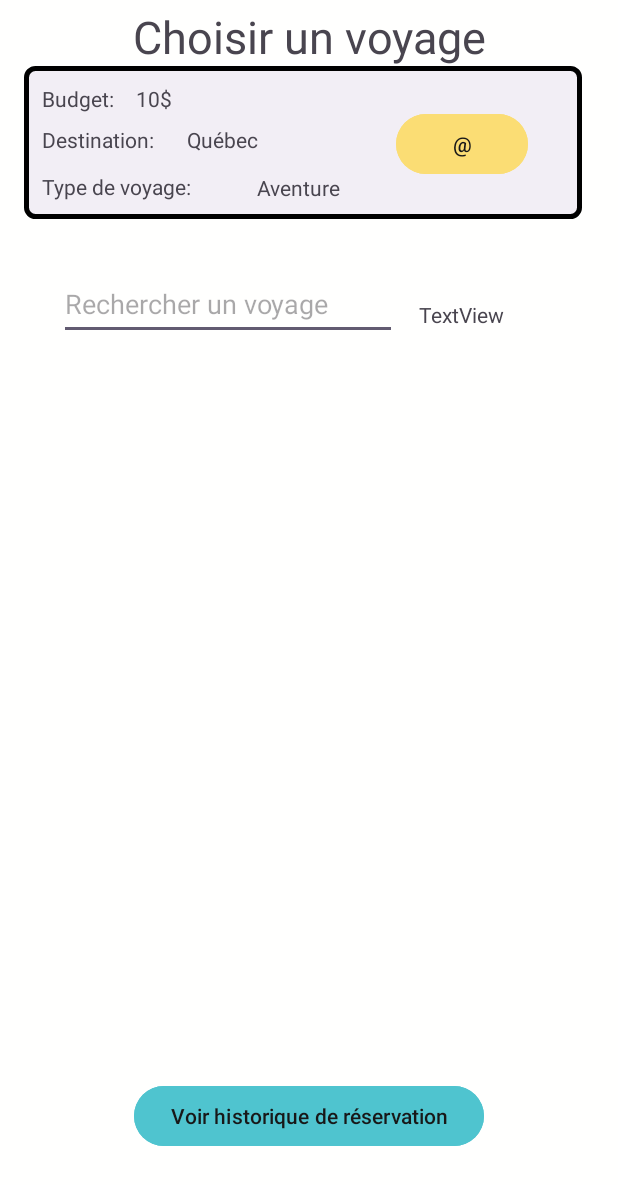
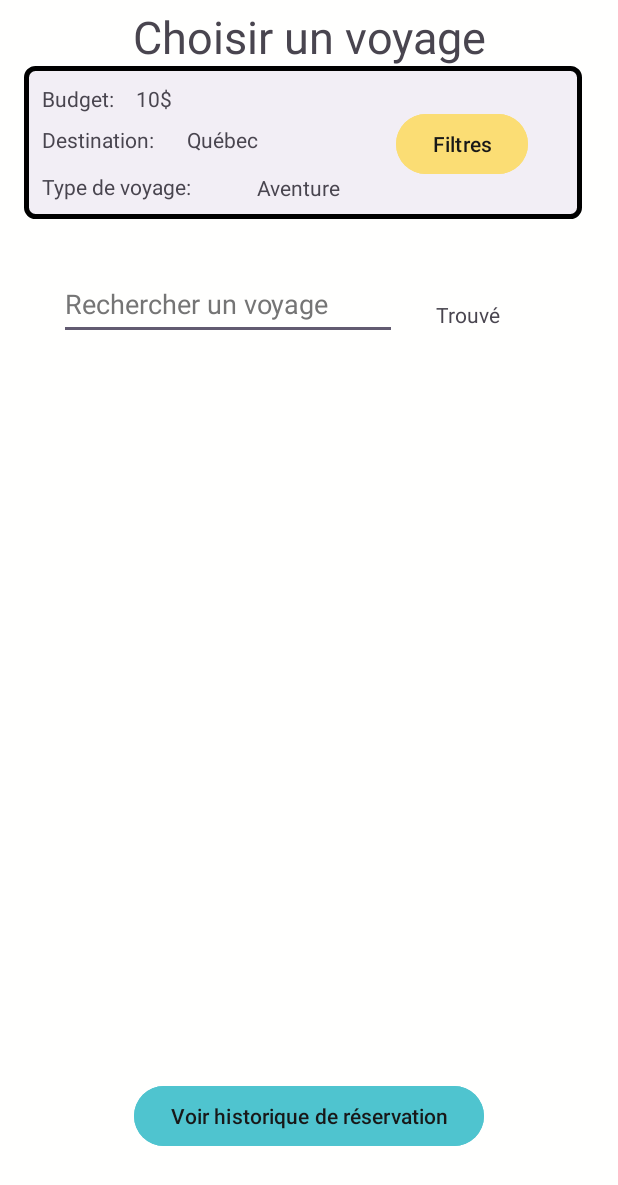
Before and after one commit to ikea400/TCH057-AgenceTouristique, an Android app: the screen it shows after launch (AccueilActivity), on a phone screen of 412 x 824 dp. Shown: the top 1185 px of the screen. Run offline under Robolectric (Android 15) with nearby library versions, the phone set to English and light mode, and no system bars; Roboto replaces fonts that are not available here.

Commit message:
Interfaces presque finie.

```diff
--- a/app/src/main/res/layout/activity_accueil.xml
+++ b/app/src/main/res/layout/activity_accueil.xml
@@ -32,10 +32,12 @@
         android:layout_height="wrap_content"
         android:layout_marginTop="172dp"
         android:layout_marginEnd="108dp"
+        android:autofillHints=""
         android:ems="10"
         android:hint="@string/rechercher_un_voyage"
         android:inputType="text"
         android:minHeight="48dp"
+        android:textColorHint="#757575"
         app:layout_constraintBottom_toTopOf="@+id/guideline16"
         app:layout_constraintEnd_toEndOf="parent"
         app:layout_constraintHorizontal_bias="0.5"
@@ -109,7 +111,7 @@
         android:layout_marginTop="28dp"
         android:layout_marginEnd="36dp"
         android:backgroundTint="#FBDD74"
-        android:text="@"
+        android:text="@string/filtres"
         android:textColor="#181818"
         app:layout_constraintEnd_toEndOf="@+id/backgroundFiltres"
         app:layout_constraintTop_toTopOf="@+id/backgroundFiltres" />
@@ -120,7 +122,7 @@
         android:layout_height="wrap_content"
         android:layout_marginStart="28dp"
         android:layout_marginTop="56dp"
-        android:text="Budget:"
+        android:text="@string/budget"
         app:layout_constraintStart_toStartOf="parent"
         app:layout_constraintTop_toTopOf="parent" />
 
@@ -129,7 +131,7 @@
         android:layout_width="wrap_content"
         android:layout_height="wrap_content"
         android:layout_marginTop="200dp"
-        android:text="TextView"
+        android:text="@string/Trouvé"
         app:layout_constraintEnd_toEndOf="parent"
         app:layout_constraintHorizontal_bias="0.787"
         app:layout_constraintStart_toStartOf="parent"
@@ -141,7 +143,7 @@
         android:layout_height="wrap_content"
         android:layout_marginBottom="4dp"
         android:backgroundTint="#4FC4CF"
-        android:text="Voir historique de réservation"
+        android:text="@string/voir_historique_de_r_servation"
         android:textColor="#181818"
         app:layout_constraintBottom_toBottomOf="parent"
         app:layout_constraintEnd_toEndOf="parent"
--- a/app/src/main/res/values/strings.xml
+++ b/app/src/main/res/values/strings.xml
@@ -60,4 +60,5 @@
     <string name="Québec">Québec</string>
     <string name="Aventure">Aventure</string>
     <string name="entrez_votre_destination">Entrez votre destination</string>
+    <string name="Trouvé">Trouvé</string>
 </resources>
```
